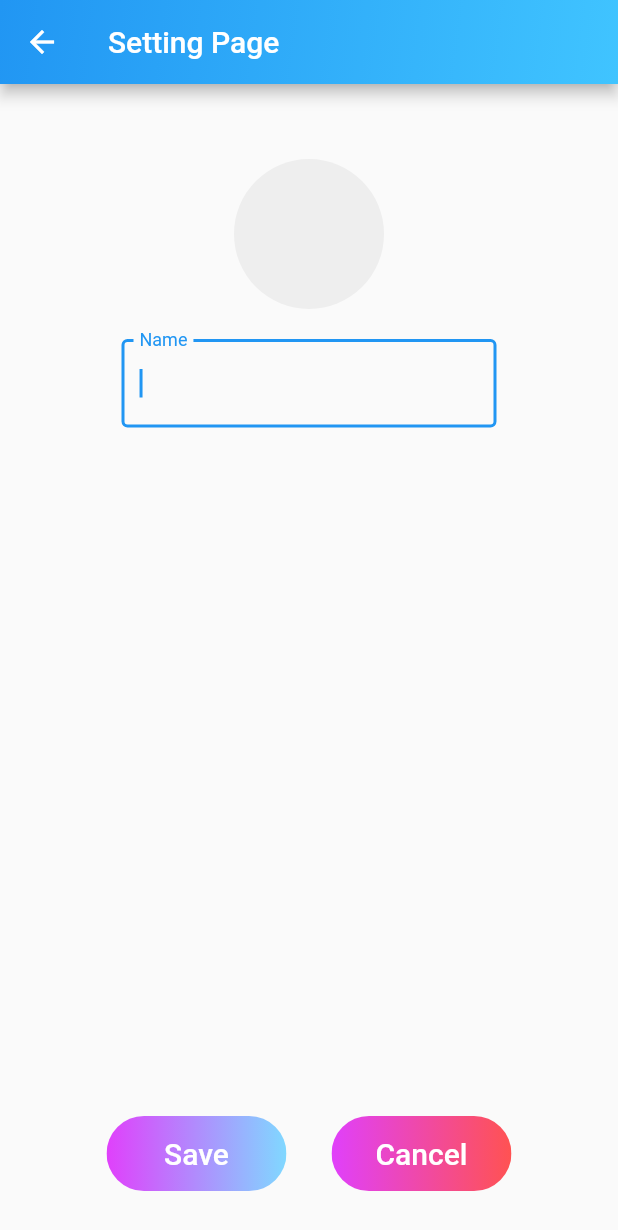
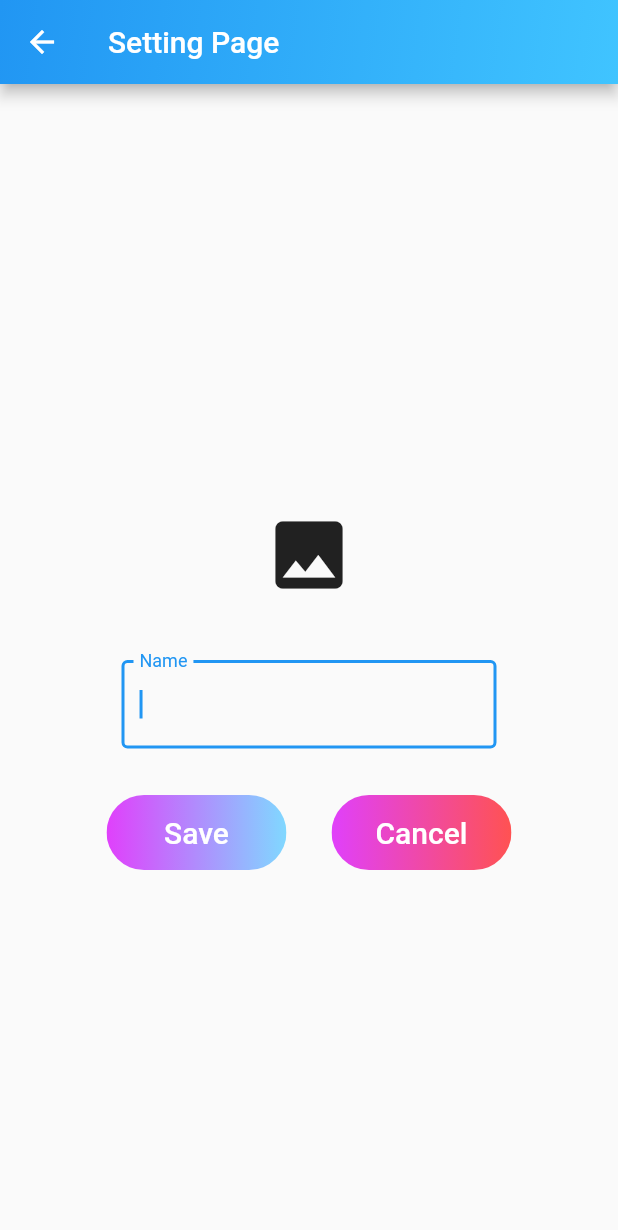
Before and after one commit to a20017428/fp, a Flutter app: the SettingPage screen opened by its route, on a phone screen of 412 x 824 dp. Shown: the top 1230 px of the screen. Run offline on Flutter 3.47's test engine with Material 2 defaults, Android fonts, the phone set to English and light mode, and no system bars; our stand-ins replace cloud_firestore, email_validator, firebase_auth, firebase_core, firebase_storage, flutter_local_notifications and 1 more; missing offline and left inert: firebase_core_platform_interface, flutter_background_service, flutter_background_service_android, infinity_page_view; accounts and stored records are empty.

Commit message:
except holiday

```diff
--- a/lib/data.dart
+++ b/lib/data.dart
@@ -3,6 +3,6 @@ import 'dart:io';
 class Data{
   static String? url;
   static String? name;
-  static List<String> schedules = List.filled(112, "", growable: false);
+  static List<String> schedules = List.filled(112, "");
   static List<String> holiday = [''];
 }
--- a/lib/setting.dart
+++ b/lib/setting.dart
@@ -25,6 +25,7 @@ class SettingPage extends StatefulWidget {
 class _SettingPageState extends State<SettingPage> {
   late String title;
   File? avatarFile;
+
   TaskSnapshot? uploadTask;
 
   TextEditingController _textFieldController1 = TextEditingController();
@@ -78,14 +79,9 @@ class _SettingPageState extends State<SettingPage> {
               child: SizedBox(
                 width: 100,
                 height: 100,
-                child: Data.url == null ? avatarFile == null ? CircleAvatar(radius: 50, backgroundColor: Colors.grey.shade200,)
-                    : CircleAvatar(
-                  backgroundImage: FileImage(avatarFile!),
-                  radius: 50,
-                )
-                    : CircleAvatar(
-                  backgroundImage: NetworkImage(Data.url!),
-                  radius: 50,
+                child: IconButton(
+                  onPressed: () => pickImage(context),
+                  icon: Icon(Icons.image, size: 60,),
                 ),
               ),
             ),
@@ -105,7 +101,7 @@ class _SettingPageState extends State<SettingPage> {
                 ),
               ),
             ),
-            Spacer(),
+            Padding(padding: EdgeInsets.only(top: 30),),
             Row(
               mainAxisAlignment: MainAxisAlignment.center,
               children: [
@@ -225,7 +221,6 @@ class _SettingPageState extends State<SettingPage> {
       final ref = firebase_storage.FirebaseStorage.instance
           .ref(destination)
           .child('file/');
-
       uploadTask = await ref.putFile(avatarFile!);
       Data.url = await uploadTask!.ref.getDownloadURL();
       print('url ${Data.url}');
```
Also changed, not shown: lib/home.dart (+4 -3 lines), lib/main.dart (+5 -6 lines), lib/slide/slide_item.dart (+9 -3 lines).
